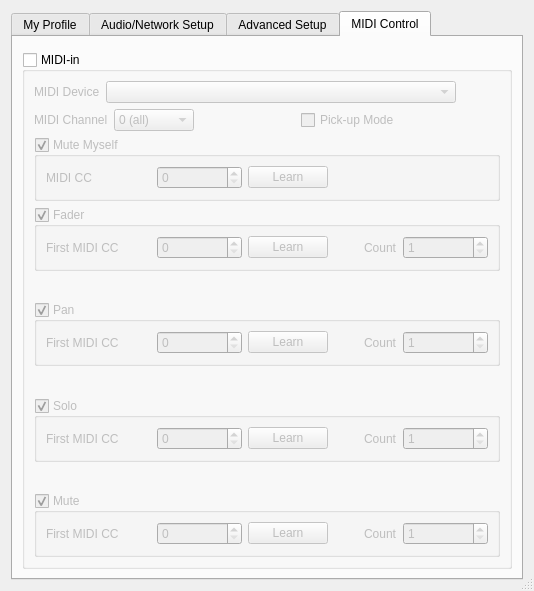
Old version of the form src/clientsettingsdlgbase.ui in the repository dingodoppelt/jamulus.
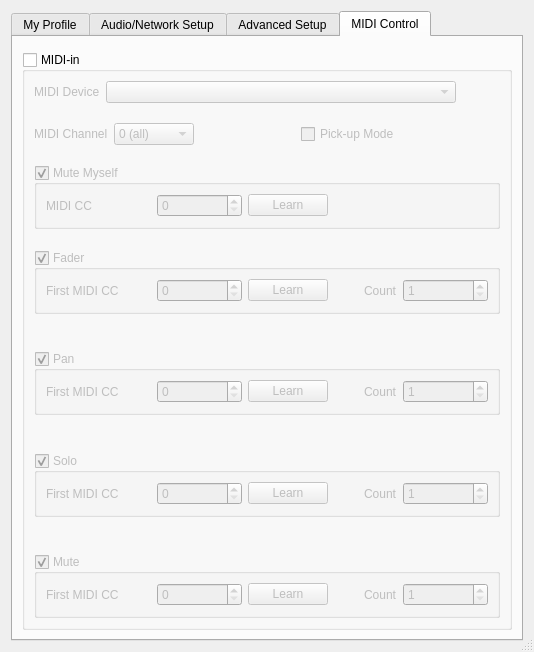
New version of the form. The open tabs and pages were chosen to show the change. Icons and pictures are not drawn. Custom widgets are drawn as their Qt base class.

Diff of the .ui file:
```diff
--- a/src/clientsettingsdlgbase.ui
+++ b/src/clientsettingsdlgbase.ui
@@ -7,7 +7,7 @@
     <x>0</x>
     <y>0</y>
     <width>534</width>
-    <height>591</height>
+    <height>652</height>
    </rect>
   </property>
   <property name="windowTitle">
@@ -1383,7 +1383,6 @@
               </property>
               <property name="font">
                <font>
-                <weight>50</weight>
                 <bold>false</bold>
                </font>
               </property>
@@ -1408,7 +1407,6 @@
               </property>
               <property name="font">
                <font>
-                <weight>50</weight>
                 <bold>false</bold>
                </font>
               </property>
@@ -1538,7 +1536,6 @@
            <widget class="QGroupBox" name="grbMidiMuteMyself">
             <property name="font">
              <font>
-              <weight>50</weight>
               <bold>false</bold>
              </font>
             </property>
@@ -1561,7 +1558,6 @@
                  </property>
                  <property name="font">
                   <font>
-                   <weight>50</weight>
                    <bold>false</bold>
                   </font>
                  </property>
@@ -1580,7 +1576,6 @@
                  </property>
                  <property name="font">
                   <font>
-                   <weight>50</weight>
                    <bold>false</bold>
                   </font>
                  </property>
@@ -1596,7 +1591,6 @@
                 <widget class="QPushButton" name="butLearnMuteMyself">
                  <property name="font">
                   <font>
-                   <weight>50</weight>
                    <bold>false</bold>
                   </font>
                  </property>
@@ -1671,7 +1665,6 @@
              <widget class="QGroupBox" name="grbMidiFader">
               <property name="font">
                <font>
-                <weight>50</weight>
                 <bold>false</bold>
                </font>
               </property>
@@ -1694,7 +1687,6 @@
                    </property>
                    <property name="font">
                     <font>
-                     <weight>50</weight>
                      <bold>false</bold>
                     </font>
                    </property>
@@ -1713,7 +1705,6 @@
                    </property>
                    <property name="font">
                     <font>
-                     <weight>50</weight>
                      <bold>false</bold>
                     </font>
                    </property>
@@ -1726,7 +1717,6 @@
                   <widget class="QPushButton" name="butLearnFaderOffset">
                    <property name="font">
                     <font>
-                     <weight>50</weight>
                      <bold>false</bold>
                     </font>
                    </property>
@@ -1755,7 +1745,6 @@
                   <widget class="QLabel" name="lblFaderCount">
                    <property name="font">
                     <font>
-                     <weight>50</weight>
                      <bold>false</bold>
                     </font>
                    </property>
@@ -1774,7 +1763,6 @@
                    </property>
                    <property name="font">
                     <font>
-                     <weight>50</weight>
                      <bold>false</bold>
                     </font>
                    </property>
@@ -1795,7 +1783,6 @@
              <widget class="QGroupBox" name="grbMidiMute">
               <property name="font">
                <font>
-                <weight>50</weight>
                 <bold>false</bold>
                </font>
               </property>
@@ -1818,7 +1805,6 @@
                    </property>
                    <property name="font">
                     <font>
-                     <weight>50</weight>
                      <bold>false</bold>
                     </font>
                    </property>
@@ -1837,7 +1823,6 @@
                    </property>
                    <property name="font">
                     <font>
-                     <weight>50</weight>
                      <bold>false</bold>
                     </font>
                    </property>
@@ -1850,7 +1835,6 @@
                   <widget class="QPushButton" name="butLearnMuteOffset">
                    <property name="font">
                     <font>
-                     <weight>50</weight>
                      <bold>false</bold>
                     </font>
                    </property>
@@ -1879,7 +1863,6 @@
                   <widget class="QLabel" name="lblMuteCount">
                    <property name="font">
                     <font>
-                     <weight>50</weight>
                      <bold>false</bold>
                     </font>
                    </property>
@@ -1898,7 +1881,6 @@
                    </property>
                    <property name="font">
                     <font>
-                     <weight>50</weight>
                      <bold>false</bold>
                     </font>
                    </property>
@@ -1932,7 +1914,6 @@
              <widget class="QGroupBox" name="grbMidiSolo">
               <property name="font">
                <font>
-                <weight>50</weight>
                 <bold>false</bold>
                </font>
               </property>
@@ -1955,7 +1936,6 @@
                    </property>
                    <property name="font">
                     <font>
-                     <weight>50</weight>
                      <bold>false</bold>
                     </font>
                    </property>
@@ -1974,7 +1954,6 @@
                    </property>
                    <property name="font">
                     <font>
-                     <weight>50</weight>
                      <bold>false</bold>
                     </font>
                    </property>
@@ -1987,7 +1966,6 @@
                   <widget class="QPushButton" name="butLearnSoloOffset">
                    <property name="font">
                     <font>
-                     <weight>50</weight>
                      <bold>false</bold>
                     </font>
                    </property>
@@ -2016,7 +1994,6 @@
                   <widget class="QLabel" name="lblSoloCount">
                    <property name="font">
                     <font>
-                     <weight>50</weight>
                      <bold>false</bold>
                     </font>
                    </property>
@@ -2035,7 +2012,6 @@
                    </property>
                    <property name="font">
                     <font>
-                     <weight>50</weight>
                      <bold>false</bold>
                     </font>
                    </property>
@@ -2056,7 +2032,6 @@
              <widget class="QGroupBox" name="grbMidiPan">
               <property name="font">
                <font>
-                <weight>50</weight>
                 <bold>false</bold>
                </font>
               </property>
@@ -2079,7 +2054,6 @@
                    </property>
                    <property name="font">
                     <font>
-                     <weight>50</weight>
                      <bold>false</bold>
                     </font>
                    </property>
@@ -2098,7 +2072,6 @@
                    </property>
                    <property name="font">
                     <font>
-                     <weight>50</weight>
                      <bold>false</bold>
                     </font>
                    </property>
@@ -2111,7 +2084,6 @@
                   <widget class="QPushButton" name="butLearnPanOffset">
                    <property name="font">
                     <font>
-                     <weight>50</weight>
                      <bold>false</bold>
                     </font>
                    </property>
@@ -2140,7 +2112,6 @@
                   <widget class="QLabel" name="lblPanCount">
                    <property name="font">
                     <font>
-                     <weight>50</weight>
                      <bold>false</bold>
                     </font>
                    </property>
@@ -2159,7 +2130,6 @@
                    </property>
                    <property name="font">
                     <font>
-                     <weight>50</weight>
                      <bold>false</bold>
                     </font>
                    </property>
```
Left out of the diff: 165 changed lines with no effect on the pictures.
